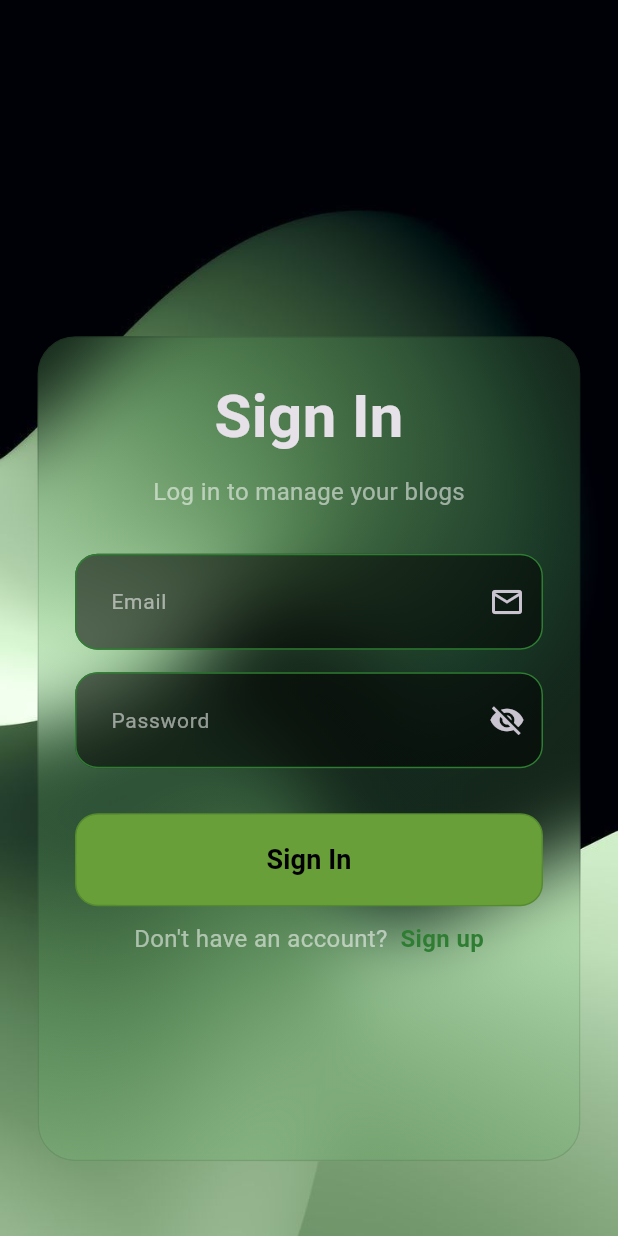
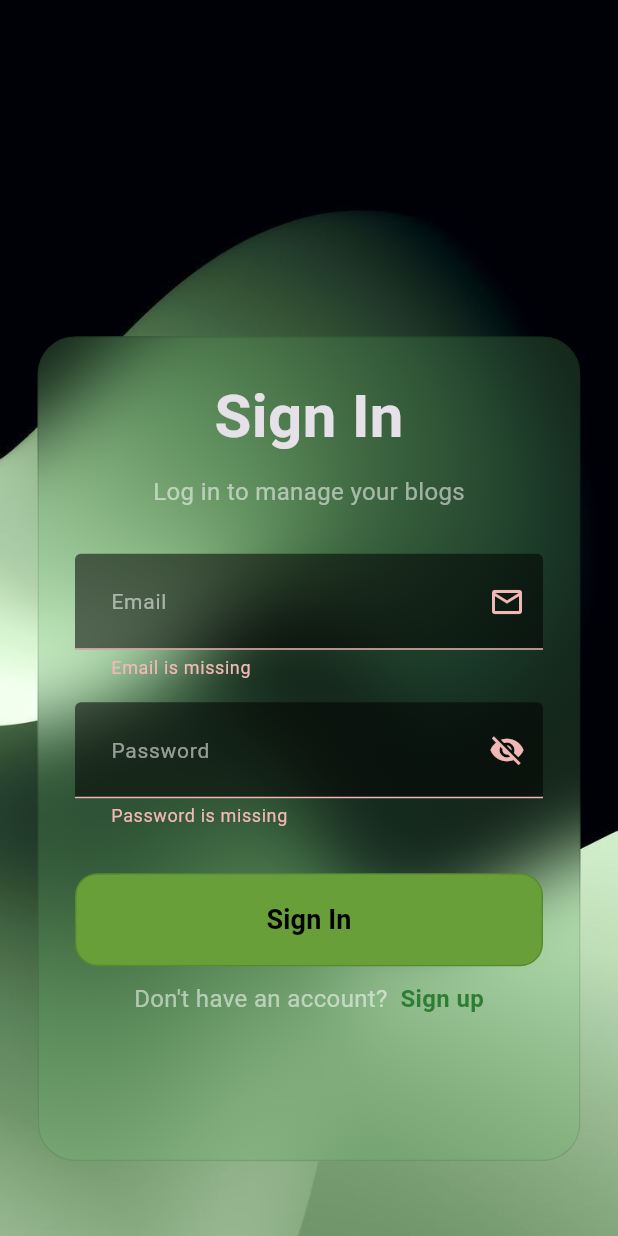
Before and after one commit to AbeerPanwar/Blog-App, a Flutter app: the screen it shows after launch, after a tap on "Sign In", on a phone screen of 412 x 824 dp. Run offline on Flutter 3.47's test engine with Material 3 defaults, Android fonts, the phone set to English and light mode, and no system bars; our stand-ins replace flutter_bloc, fpdart, supabase_flutter; accounts and stored records are empty.

Commit message:
added sign in page functionality

```diff
--- a/lib/features/Auth/data/data_sources/auth_supabase_source.dart
+++ b/lib/features/Auth/data/data_sources/auth_supabase_source.dart
@@ -20,9 +20,19 @@ class AuthSupabaseSourceImpl implements AuthSupabaseSource {
   AuthSupabaseSourceImpl(this.supabaseClient);
 
   @override
-  Future<ProfileModel> signIn({required String email, required String password}) {
-    // TODO: implement signIn
-    throw UnimplementedError();
+  Future<ProfileModel> signIn({required String email, required String password}) async {
+    try {
+      final responce = await supabaseClient.auth.signInWithPassword(
+        password: password,
+        email: email,
+      );
+      if(responce.user == null){
+        throw ServerException('User is null');
+      }
+      return ProfileModel.FromJson(responce.user!.toJson());
+    } catch (e) {
+      throw ServerException(e.toString());
+    }
   }
 
   @override
--- /dev/null
+++ b/lib/features/Auth/domain/use_cases/user_sign_in.dart
@@ -0,0 +1,26 @@
+import 'package:blog_app/core/error/faliure.dart';
+import 'package:blog_app/core/usecase/use_case.dart';
+import 'package:blog_app/features/Auth/domain/entities/profile.dart';
+import 'package:blog_app/features/Auth/domain/repositories/auth_repository.dart';
+import 'package:fpdart/fpdart.dart';
+
+class UserSignIn implements UseCase<Profile, UserSignInParams> {
+  final AuthRepository authRepository;
+
+  UserSignIn(this.authRepository);
+
+  @override
+  Future<Either<Faliure, Profile>> call(UserSignInParams params) async {
+    return await authRepository.signIn(
+      email: params.email,
+      password: params.password,
+    );
+  }
+}
+
+class UserSignInParams {
+  final String email;
+  final String password;
+
+  UserSignInParams({required this.email, required this.password});
+}
--- a/lib/features/Auth/domain/use_cases/user_sign_up.dart
+++ b/lib/features/Auth/domain/use_cases/user_sign_up.dart
@@ -1,7 +1,7 @@
 import 'package:blog_app/core/error/faliure.dart';
 import 'package:blog_app/core/usecase/use_case.dart';
 import 'package:blog_app/features/Auth/domain/entities/profile.dart';
-import 'package:blog_app/features/Auth/domain/repositories/Auth_repository.dart';
+import 'package:blog_app/features/Auth/domain/repositories/auth_repository.dart' show AuthRepository;
 import 'package:fpdart/fpdart.dart';
 
 class UserSignUp implements UseCase<Profile, UserSignUpParams> {
--- a/lib/features/Auth/presentation/bloc/auth_bloc.dart
+++ b/lib/features/Auth/presentation/bloc/auth_bloc.dart
@@ -1,4 +1,5 @@
 import 'package:blog_app/features/Auth/domain/entities/profile.dart';
+import 'package:blog_app/features/Auth/domain/use_cases/user_sign_in.dart';
 import 'package:blog_app/features/Auth/domain/use_cases/user_sign_up.dart';
 import 'package:flutter/material.dart';
 import 'package:flutter_bloc/flutter_bloc.dart';
@@ -8,8 +9,10 @@ part 'auth_state.dart';
 
 class AuthBloc extends Bloc<AuthEvent, AuthState> {
   final UserSignUp _userSignUp;
-  AuthBloc({required UserSignUp userSignUp})
+  final UserSignIn _userSignIn;
+  AuthBloc({required UserSignUp userSignUp, required UserSignIn userSignIn})
     : _userSignUp = userSignUp,
+      _userSignIn = userSignIn,
       super(AuthInitial()) {
     on<AuthSignUp>((event, emit) async {
       emit(AuthLoading());
@@ -26,5 +29,17 @@ class AuthBloc extends Bloc<AuthEvent, AuthState> {
         (user) => emit(AuthSuccess(user)),
       );
     });
+    on<AuthSignIn>((event, emit) async {
+      emit(AuthLoading());
+
+      final result = await _userSignIn(
+        UserSignInParams(email: event.email, password: event.password),
+      );
+
+      result.fold(
+        (faliure) => emit(AuthFailure(faliure.message)),
+        (user) => emit(AuthSuccess(user)),
+      );
+    });
   }
 }
--- a/lib/features/Auth/presentation/bloc/auth_event.dart
+++ b/lib/features/Auth/presentation/bloc/auth_event.dart
@@ -8,9 +8,12 @@ final class AuthSignUp extends AuthEvent {
   final String email;
   final String password;
 
-  AuthSignUp({
-    required this.name,
-    required this.email,
-    required this.password
-  });
+  AuthSignUp({required this.name, required this.email, required this.password});
 }
+
+final class AuthSignIn extends AuthEvent {
+  final String email;
+  final String password;
+
+  AuthSignIn({required this.email, required this.password});
+}
--- a/lib/features/Auth/presentation/pages/sing_in.dart
+++ b/lib/features/Auth/presentation/pages/sing_in.dart
@@ -1,7 +1,11 @@
+import 'package:blog_app/core/widgets/loading.dart';
+import 'package:blog_app/core/widgets/show_snackbar.dart';
+import 'package:blog_app/features/Auth/presentation/bloc/auth_bloc.dart';
 import 'package:blog_app/features/Auth/presentation/widgets/auth_button.dart';
 import 'package:blog_app/features/Auth/presentation/widgets/auth_field.dart';
 import 'package:blog_app/features/Auth/presentation/widgets/glass_box.dart';
 import 'package:flutter/material.dart';
+import 'package:flutter_bloc/flutter_bloc.dart';
 
 class SignInPage extends StatefulWidget {
   const SignInPage({super.key});
@@ -11,7 +15,6 @@ class SignInPage extends StatefulWidget {
 }
 
 class _SignInPageState extends State<SignInPage> {
-
   final emailController = TextEditingController();
   final passwordController = TextEditingController();
   final formkey = GlobalKey<FormState>();
@@ -27,7 +30,7 @@ class _SignInPageState extends State<SignInPage> {
   Widget build(BuildContext context) {
     return Scaffold(
       body: Container(
-        padding: EdgeInsets.only(bottom: 25,),
+        padding: EdgeInsets.only(bottom: 25),
         decoration: BoxDecoration(
           image: DecorationImage(
             image: AssetImage('lib/core/images/background_image.jpg'),
@@ -38,7 +41,18 @@ class _SignInPageState extends State<SignInPage> {
         child: GlassBox(
           width: MediaQuery.of(context).size.width - 50,
           height: 550,
-          child: Form(
+          child: BlocConsumer<AuthBloc, AuthState>(
+            listener: (context, state) {
+              if(state is AuthFailure){
+                showSnackbar(context, state.message);
+              }
+            },
+            builder: (context, state) {
+              if(state is AuthLoading){
+                return Loading();
+              }
+
+              return Form(
                 key: formkey,
                 child: Column(
                   children: [
@@ -49,52 +63,45 @@ class _SignInPageState extends State<SignInPage> {
                         fontWeight: FontWeight.bold,
                       ),
                     ),
-                SizedBox(
-                  height: 10,
-                ),
+                    SizedBox(height: 10),
                     Text(
                       'Log in to manage your blogs',
-                  style: TextStyle(
-                    fontSize: 16,
-                    color: Colors.white54,
+                      style: TextStyle(fontSize: 16, color: Colors.white54),
                     ),
-                ),
-                SizedBox(
-                  height: 30,
-                ),
+                    SizedBox(height: 30),
                     AuthField(
                       hintText: 'Email',
                       suffixIcon: Icon(Icons.email_outlined),
                       controller: emailController,
                     ),
-                SizedBox(
-                  height: 15,
-                ),
+                    SizedBox(height: 15),
                     AuthField(
                       hintText: 'Password',
                       suffixIcon: Icon(Icons.visibility_off),
                       controller: passwordController,
                       isPassword: true,
                     ),
-                SizedBox(
-                  height: 30,
-                ),
+                    SizedBox(height: 30),
                     AuthButton(
                       text: 'Sign In',
-                  onTap: (){},
+                      onTap: () {
+                        if (formkey.currentState!.validate()) {
+                          context.read<AuthBloc>().add(
+                            AuthSignIn(
+                              email: emailController.text.trim(),
+                              password: passwordController.text.trim(),
                             ),
-                SizedBox(
-                  height: 10,
+                          );
+                        }
+                      },
                     ),
+                    SizedBox(height: 10),
                     Row(
                       mainAxisAlignment: MainAxisAlignment.center,
                       children: [
                         Text(
                           'Don\'t have an account?  ',
-                      style: TextStyle(
-                        color: Colors.white54,
-                        fontSize: 16,
-                      ),
+                          style: TextStyle(color: Colors.white54, fontSize: 16),
                         ),
                         GestureDetector(
                           onTap: () {
@@ -103,7 +110,7 @@ class _SignInPageState extends State<SignInPage> {
                           child: Text(
                             'Sign up',
                             style: TextStyle(
-                            color: Colors.green.shade800 ,
+                              color: Colors.green.shade800,
                               fontWeight: FontWeight.w600,
                               fontSize: 16,
                             ),
@@ -113,6 +120,8 @@ class _SignInPageState extends State<SignInPage> {
                     ),
                   ],
                 ),
+              );
+            },
           ),
         ),
       ),
--- a/lib/init_dependencies.dart
+++ /dev/null
@@ -1,36 +0,0 @@
-import 'package:blog_app/core/secrets/app_secrets.dart';
-import 'package:blog_app/features/Auth/data/data_sources/auth_supabase_source.dart';
-import 'package:blog_app/features/Auth/data/repositories/auth_repository_impl.dart';
-import 'package:blog_app/features/Auth/domain/repositories/Auth_repository.dart';
-import 'package:blog_app/features/Auth/domain/use_cases/user_sign_up.dart';
-import 'package:blog_app/features/Auth/presentation/bloc/auth_bloc.dart';
-import 'package:get_it/get_it.dart';
-import 'package:supabase_flutter/supabase_flutter.dart';
-
-final serviceLocator = GetIt.instance;
-
-Future<void> initDependencies() async {
-  _initAuth();
-  await Supabase.initialize(
-    url: AppSecrets.supabaseUrl,
-    anonKey: AppSecrets.supabaseAnonKey,
-  );
-  final supabase = Supabase.instance.client;
-  serviceLocator.registerLazySingleton(() => supabase);
-}
-
-void _initAuth() {
-  serviceLocator.registerFactory<AuthSupabaseSource>(
-    () => AuthSupabaseSourceImpl(serviceLocator()),
-  );
-
-  serviceLocator.registerFactory<AuthRepository>(
-    () => AuthRepositoryImpl(serviceLocator()),
-  );
-
-  serviceLocator.registerFactory(() => UserSignUp(serviceLocator()));
-
-  serviceLocator.registerLazySingleton(
-    () => AuthBloc(userSignUp: serviceLocator()),
-  );
-}
--- a/lib/main.dart
+++ b/lib/main.dart
@@ -1,20 +1,36 @@
+import 'package:blog_app/core/secrets/app_secrets.dart';
 import 'package:blog_app/core/theme/theme.dart';
+import 'package:blog_app/features/Auth/data/data_sources/auth_supabase_source.dart';
+import 'package:blog_app/features/Auth/data/repositories/auth_repository_impl.dart';
+import 'package:blog_app/features/Auth/domain/use_cases/user_sign_in.dart';
+import 'package:blog_app/features/Auth/domain/use_cases/user_sign_up.dart';
 import 'package:blog_app/features/Auth/presentation/bloc/auth_bloc.dart';
 import 'package:blog_app/features/Auth/presentation/pages/sign_up.dart';
 import 'package:blog_app/features/Auth/presentation/pages/sing_in.dart';
-import 'package:blog_app/init_dependencies.dart';
 import 'package:flutter/material.dart';
 import 'package:flutter_bloc/flutter_bloc.dart';
+import 'package:supabase_flutter/supabase_flutter.dart';
 
 void main() async {
   WidgetsFlutterBinding.ensureInitialized();
-  await initDependencies();
+  final supabase = await Supabase.initialize(
+    url: AppSecrets.supabaseUrl,
+    anonKey: AppSecrets.supabaseAnonKey,
+  );
+  ;
 
   runApp(
     MultiBlocProvider(
       providers: [
         BlocProvider(
-          create: (_) => serviceLocator<AuthBloc>(),
+          create: (_) => AuthBloc(
+            userSignUp: UserSignUp(
+              AuthRepositoryImpl(AuthSupabaseSourceImpl(supabase.client)),
+            ),
+            userSignIn: UserSignIn(
+              AuthRepositoryImpl(AuthSupabaseSourceImpl(supabase.client)),
+            ),
+          ),
         ),
       ],
       child: const MyApp(),
```
Also changed, not shown: lib/features/Auth/data/repositories/auth_repository_impl.dart (+12 -4 lines). Lines whose indentation alone changed are shown as unchanged.
